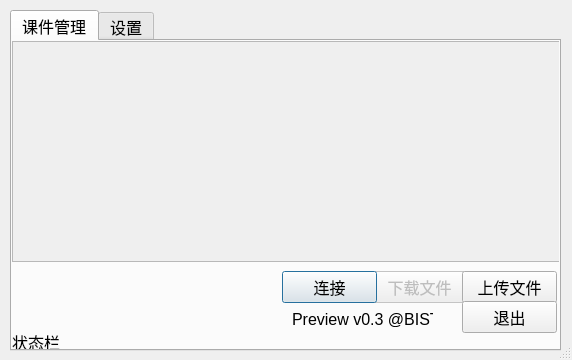
The window that src/ftpclientwindow.ui (rankjie/QtFtpClient) describes before a commit, drawn with Qt 5.
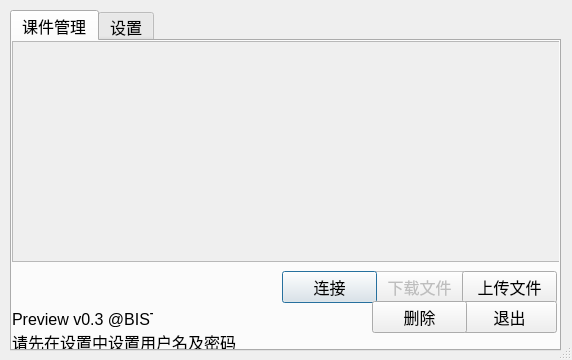
The same window after the commit.

Commit message: 添加了删除功能

The edit to the form file:
```diff
--- a/src/ftpclientwindow.ui
+++ b/src/ftpclientwindow.ui
@@ -72,7 +72,7 @@
       </rect>
      </property>
      <property name="text">
-      <string>状态栏</string>
+      <string>请先在设置中设置用户名及密码</string>
      </property>
     </widget>
     <widget class="QPushButton" name="downLoadPB">
@@ -142,7 +142,7 @@
     <widget class="QLabel" name="label">
      <property name="geometry">
       <rect>
-       <x>280</x>
+       <x>0</x>
        <y>270</y>
        <width>141</width>
        <height>16</height>
@@ -152,6 +152,19 @@
       <string>Preview v0.3 @BISTU</string>
      </property>
     </widget>
+    <widget class="QPushButton" name="delbutton">
+     <property name="geometry">
+      <rect>
+       <x>360</x>
+       <y>260</y>
+       <width>95</width>
+       <height>32</height>
+      </rect>
+     </property>
+     <property name="text">
+      <string>删除</string>
+     </property>
+    </widget>
    </widget>
    <widget class="QWidget" name="tab2">
     <attribute name="title">
```
Left out of the diff: 3 changed lines with no effect on the pictures. The commit also changes 7 other files.
